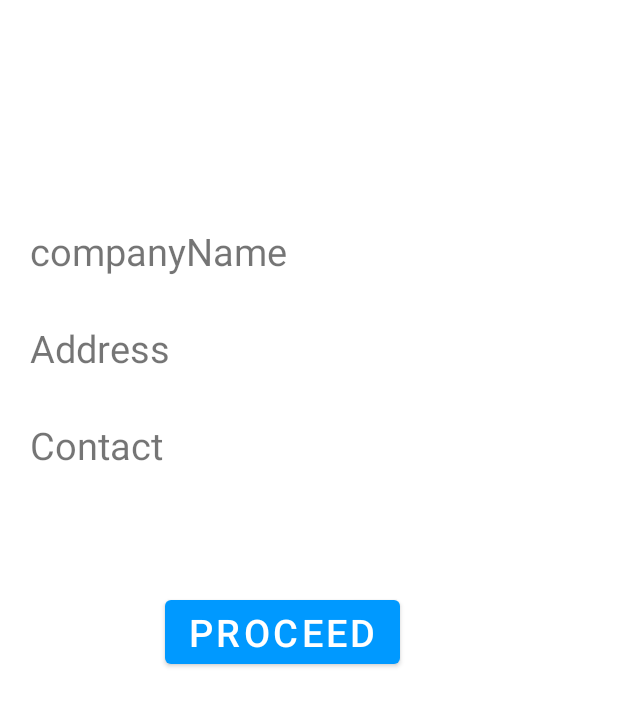
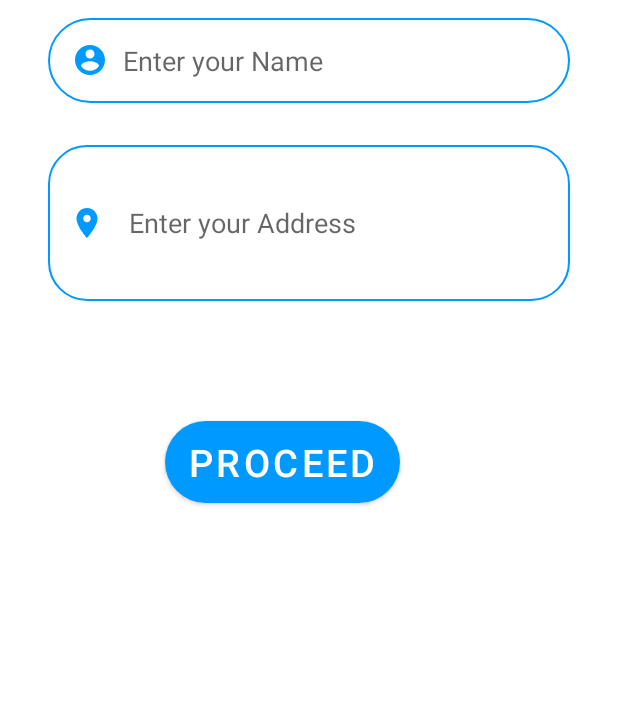
Before and after one commit to anjali301/myBiller, an Android app: the layout company_details.xml on its own in the app's theme, with its tools: preview values and no code run, on a phone screen of 412 x 824 dp. Shown: the top 706 px of the screen. Run offline under Robolectric (Android 15) with nearby library versions, the phone set to English and light mode, and no system bars; Roboto replaces fonts that are not available here.

Commit message:
Client details modified

```diff
--- a/app/src/main/java/com/example/myapplication/LoginPage.java
+++ b/app/src/main/java/com/example/myapplication/LoginPage.java
@@ -1,8 +1,6 @@
 package com.example.myapplication;
 
-import android.content.Context;
 import android.content.Intent;
-import android.content.SharedPreferences;
 import android.os.Bundle;
 import android.view.View;
 import android.widget.Button;
@@ -22,7 +20,7 @@ public class LoginPage extends AppCompatActivity {
         setContentView(R.layout.activity_main);
         username = findViewById(R.id.editTextTextPersonName);
         password = findViewById(R.id.editTextTextPassword);
-        btnLogin = findViewById(R.id.reg_btn);
+        btnLogin = findViewById(R.id.btnClient);
         AppCompatDelegate.setDefaultNightMode(AppCompatDelegate.MODE_NIGHT_NO);
         btnLogin.setOnClickListener(new View.OnClickListener() {
             @Override
--- a/app/src/main/java/com/example/myapplication/RegisterActivity.java
+++ b/app/src/main/java/com/example/myapplication/RegisterActivity.java
@@ -1,8 +1,6 @@
 package com.example.myapplication;
 
-import android.content.Context;
 import android.content.Intent;
-import android.content.SharedPreferences;
 import android.os.Bundle;
 import android.view.View;
 import android.widget.Button;
@@ -23,7 +21,7 @@ public class RegisterActivity extends AppCompatActivity {
         username = findViewById(R.id.editTextTextPersonName2);
         password = findViewById(R.id.editTextTextPassword);
         confirmPassword = findViewById(R.id.editTextTextPassword3);
-        btnCreateUser = findViewById(R.id.reg_btn);
+        btnCreateUser = findViewById(R.id.btnClient);
 
         btnCreateUser.setOnClickListener(new View.OnClickListener() {
             @Override
--- a/app/src/main/res/layout/activity_contact.xml
+++ b/app/src/main/res/layout/activity_contact.xml
@@ -142,7 +142,7 @@
         app:layout_constraintTop_toBottomOf="@+id/editTextPhone" />
 
     <Button
-        android:id="@+id/reg_btn"
+        android:id="@+id/btnClient"
         android:layout_width="0dp"
         android:layout_height="55dp"
         android:layout_marginStart="32dp"
--- a/app/src/main/res/layout/company_details.xml
+++ b/app/src/main/res/layout/company_details.xml
@@ -7,38 +7,58 @@
     android:orientation="vertical"
     tools:context=".MainActivity">
 
-    <TextView
+    <EditText
+        android:id="@+id/editTextTextPersonName"
         android:layout_width="match_parent"
         android:layout_height="wrap_content"
-        android:text="companyName"
-        android:textSize="25dp"
-        android:layout_marginLeft="20dp"
-        android:layout_marginTop="150dp" />
+        android:layout_marginStart="32dp"
+        android:layout_marginLeft="32dp"
+        android:layout_marginTop="12dp"
+        android:layout_marginEnd="32dp"
+        android:layout_marginRight="32dp"
+        android:background="@drawable/round_border"
+        android:drawableStart="@drawable/username"
+        android:drawablePadding="10dp"
+        android:ems="10"
+        android:hint="Enter your Name"
+        android:inputType="textPersonName"
+        android:padding="16dp"
+        app:layout_constraintEnd_toEndOf="parent"
+        app:layout_constraintHorizontal_bias="0.0"
+        app:layout_constraintStart_toStartOf="parent"
+        app:layout_constraintTop_toBottomOf="@+id/view2" />
+    <EditText
+        android:id="@+id/editTextTextMultiLine"
+        android:layout_width="match_parent"
+        android:layout_height="104dp"
+        android:layout_marginStart="32dp"
+        android:layout_marginLeft="32dp"
+        android:layout_marginTop="28dp"
+        android:layout_marginEnd="32dp"
+        android:layout_marginRight="32dp"
+        android:background="@drawable/semi_round"
+        android:drawableStart="@drawable/ic_baseline_address_24"
+        android:drawablePadding="16dp"
+        android:ems="10"
+        android:hint="Enter your Address"
+        android:inputType="textMultiLine"
+        android:padding="14dp"
+        app:layout_constraintEnd_toEndOf="parent"
+        app:layout_constraintHorizontal_bias="0.492"
+        app:layout_constraintStart_toStartOf="parent"
+        app:layout_constraintTop_toBottomOf="@+id/editTextPhone" />
 
-    <TextView
-        android:layout_width="383dp"
-        android:layout_height="wrap_content"
-        android:layout_marginLeft="20dp"
-        android:layout_marginTop="30dp"
-        android:text="Address"
-        android:textSize="25dp" />
-
-    <TextView
-        android:layout_width="match_parent"
-        android:layout_height="wrap_content"
-        android:layout_marginLeft="20dp"
-        android:layout_marginTop="30dp"
-        android:text="Contact"
-        android:textSize="25dp" />
 
     <Button
         android:layout_width="wrap_content"
         android:layout_height="wrap_content"
         android:layout_marginLeft="110dp"
+        android:background="@drawable/round_bg"
         android:layout_marginTop="80dp"
         android:text="proceed"
         android:textSize="25dp"
         app:backgroundTint="@color/colorPrimary" />
 
 
+
 </LinearLayout>
--- a/app/src/main/res/layout/fragment_client.xml
+++ b/app/src/main/res/layout/fragment_client.xml
@@ -164,7 +164,7 @@
                 app:layout_constraintTop_toBottomOf="@+id/editTextPhone" />
 
             <Button
-                android:id="@+id/reg_btn"
+                android:id="@+id/btnClient"
                 android:layout_width="match_parent"
                 android:layout_height="55dp"
                 android:layout_marginStart="32dp"
--- a/app/src/main/res/layout/fragment_contact.xml
+++ b/app/src/main/res/layout/fragment_contact.xml
@@ -160,7 +160,7 @@
                 app:layout_constraintTop_toBottomOf="@+id/editTextPhone" />
 
             <Button
-                android:id="@+id/reg_btn"
+                android:id="@+id/btnClient"
                 android:layout_width="match_parent"
                 android:layout_height="55dp"
                 android:layout_marginStart="32dp"
--- a/app/src/main/res/layout/register.xml
+++ b/app/src/main/res/layout/register.xml
@@ -154,7 +154,7 @@
             app:layout_constraintTop_toBottomOf="@+id/editTextTextPassword" />
 
         <Button
-            android:id="@+id/reg_btn"
+            android:id="@+id/btnClient"
             android:layout_width="match_parent"
             android:layout_height="55dp"
             android:layout_marginStart="32dp"
@@ -187,7 +187,7 @@
             app:layout_constraintEnd_toEndOf="parent"
             app:layout_constraintHorizontal_bias="0.47"
             app:layout_constraintStart_toStartOf="parent"
-            app:layout_constraintTop_toBottomOf="@+id/reg_btn" />
+            app:layout_constraintTop_toBottomOf="@+id/btnClient" />
 
     </LinearLayout>
     </ScrollView>
```
Also changed, not shown: app/src/main/java/com/example/myapplication/ui/client/ClientFragment.java (+26 -3 lines), app/src/main/res/layout/activity_main.xml (+4 -4 lines).
